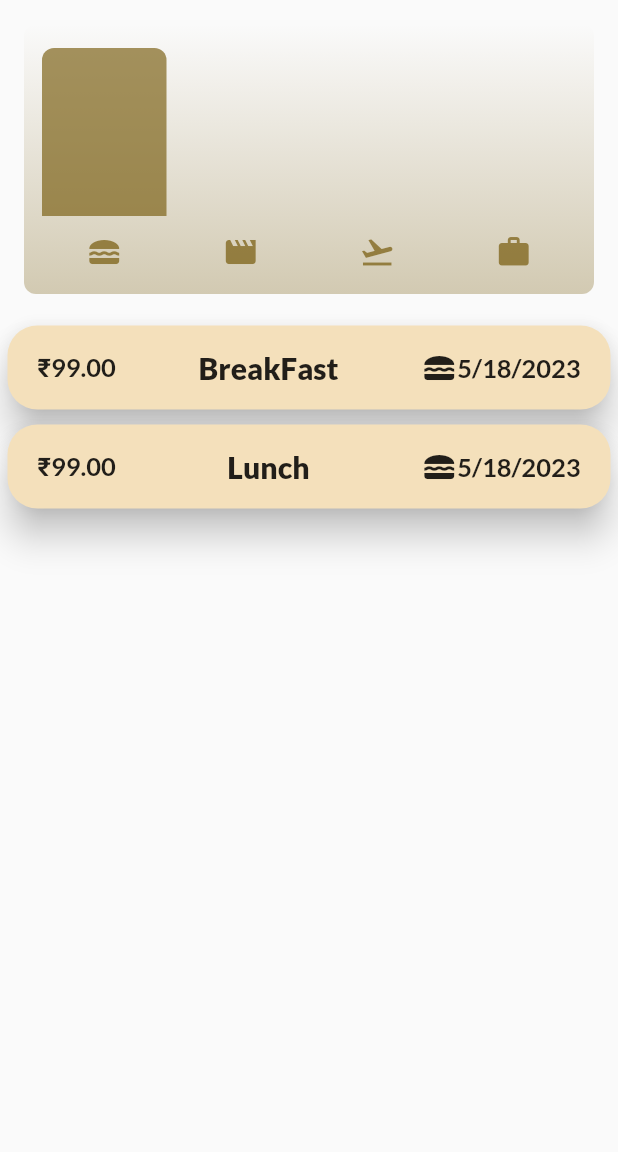
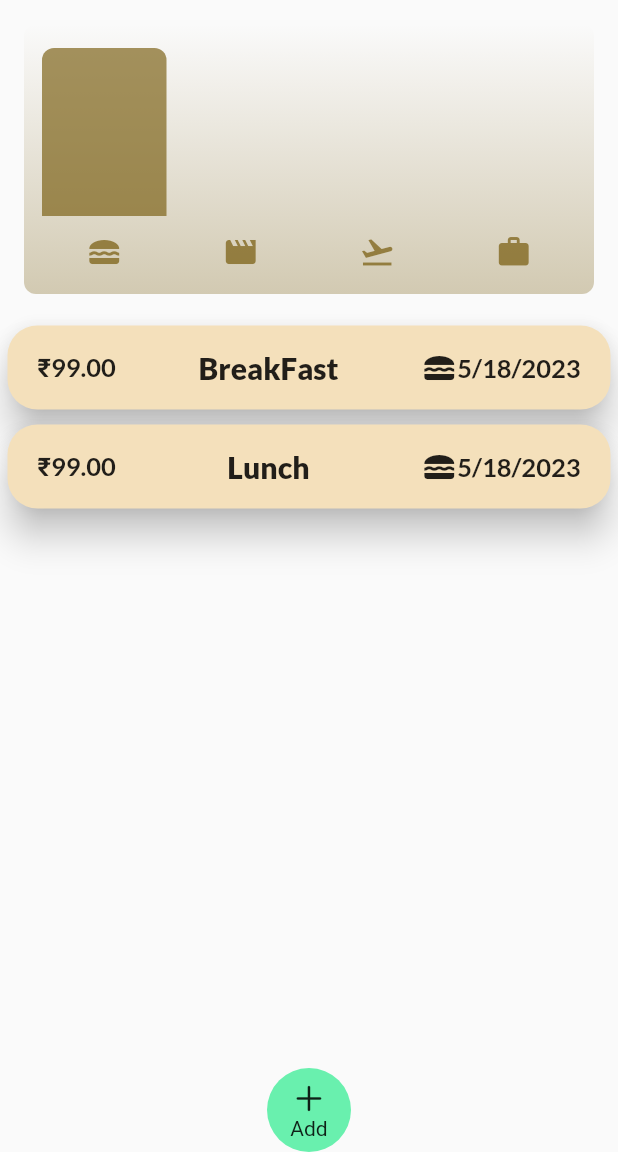
Before and after one commit to marufahmedofficial/Expense_Tracker_Flutter, a Flutter app: the screen it shows after launch, on a phone screen of 412 x 824 dp, the part 84-1236 px from its top. Run offline on Flutter 3.47's test engine with Material 2 defaults, Android fonts, the phone set to English and light mode, and no system bars; our stand-ins replace flutter_colorpicker, google_fonts.

Commit message:
initial commit

```diff
--- a/lib/main_screen.dart
+++ b/lib/main_screen.dart
@@ -1,3 +1,4 @@
+import 'package:flutter/cupertino.dart';
 import 'package:flutter/material.dart';
 import 'package:google_fonts/google_fonts.dart';
 import 'package:flutter_colorpicker/flutter_colorpicker.dart';
@@ -159,6 +160,25 @@ class _ExpensesState extends State<Expenses> {
           Expanded(
             child: mainContent,
           ),
+          SizedBox.fromSize(
+            size: Size(56, 56),
+            child: ClipOval(
+              child: Material(
+                color: Colors.greenAccent,
+                child: InkWell(
+                  splashColor: Colors.green,
+                  onTap: () {},
+                  child: Column(
+                    mainAxisAlignment: MainAxisAlignment.center,
+                    children: <Widget>[
+                      Icon(CupertinoIcons.add), // <-- Icon
+                      Text("Add"), // <-- Text
+                    ],
+                  ),
+                ),
+              ),
+            ),
+          )
         ],
       ),
     );
```
